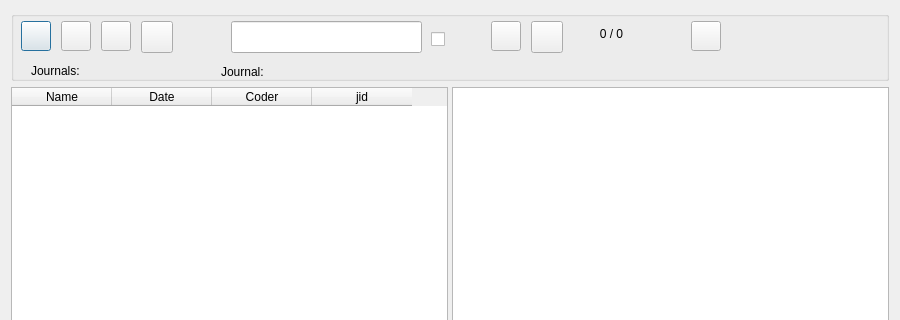
Old version of the form GUI_UIs/ui_dialog_journals.ui in the repository ccbogel/QualCoder; both pictures show x 0 to 900 and y 0 to 320 of the 900 by 680 pixel window.
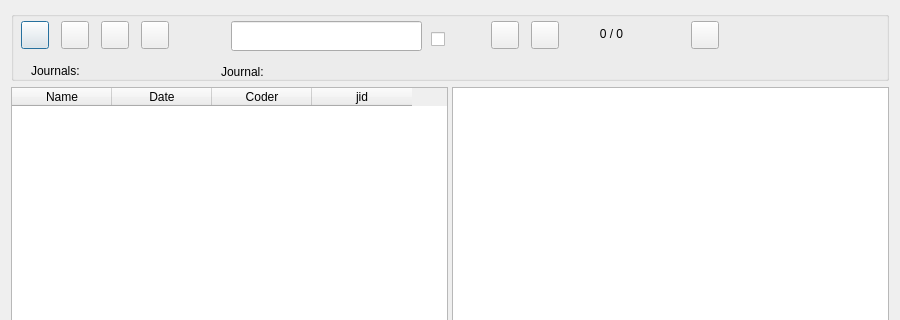
New version of the form.

Patch:
```diff
--- a/GUI_UIs/ui_dialog_journals.ui
+++ b/GUI_UIs/ui_dialog_journals.ui
@@ -36,8 +36,8 @@
        <rect>
         <x>10</x>
         <y>10</y>
-        <width>30</width>
-        <height>30</height>
+        <width>28</width>
+        <height>28</height>
        </rect>
       </property>
       <property name="toolTip">
@@ -52,8 +52,8 @@
        <rect>
         <x>50</x>
         <y>10</y>
-        <width>30</width>
-        <height>30</height>
+        <width>28</width>
+        <height>28</height>
        </rect>
       </property>
       <property name="toolTip">
@@ -68,8 +68,8 @@
        <rect>
         <x>130</x>
         <y>10</y>
-        <width>32</width>
-        <height>32</height>
+        <width>28</width>
+        <height>28</height>
        </rect>
       </property>
       <property name="toolTip">
@@ -110,8 +110,8 @@
        <rect>
         <x>90</x>
         <y>10</y>
-        <width>30</width>
-        <height>30</height>
+        <width>28</width>
+        <height>28</height>
        </rect>
       </property>
       <property name="toolTip">
@@ -157,8 +157,8 @@
        <rect>
         <x>520</x>
         <y>10</y>
-        <width>32</width>
-        <height>32</height>
+        <width>28</width>
+        <height>28</height>
        </rect>
       </property>
       <property name="toolTip">
@@ -190,7 +190,7 @@
         <x>220</x>
         <y>10</y>
         <width>191</width>
-        <height>32</height>
+        <height>30</height>
        </rect>
       </property>
       <property name="toolTip">
@@ -218,8 +218,8 @@
        <rect>
         <x>480</x>
         <y>10</y>
-        <width>30</width>
-        <height>30</height>
+        <width>28</width>
+        <height>28</height>
        </rect>
       </property>
       <property name="toolTip">
@@ -265,8 +265,8 @@
        <rect>
         <x>680</x>
         <y>10</y>
-        <width>30</width>
-        <height>30</height>
+        <width>28</width>
+        <height>28</height>
        </rect>
       </property>
       <property name="toolTip">
```
